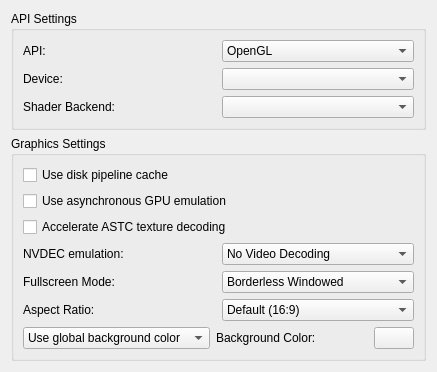
Before: the Qt Designer form src/yuzu/configuration/configure_graphics.ui in yuzu-emu-mirror/yuzu, drawn with Qt 5.
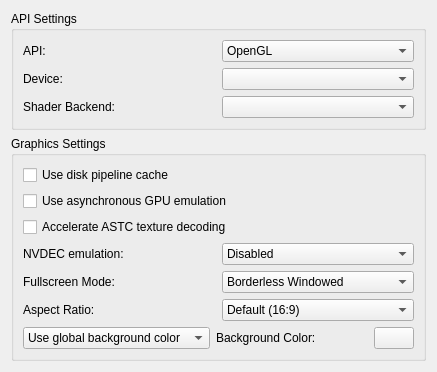
After: the same form once the commit is applied.

Commit message:
Revert "better_description"
This reverts commit 3a152a6ba6f2d6e02530b69a8194e4db302c8acd.

Diff of the .ui file:
```diff
--- a/src/yuzu/configuration/configure_graphics.ui
+++ b/src/yuzu/configuration/configure_graphics.ui
@@ -200,7 +200,7 @@
             <widget class="QComboBox" name="nvdec_emulation">
              <item>
               <property name="text">
-               <string>No Video Decoding</string>
+               <string>Disabled</string>
               </property>
              </item>
              <item>
```
Left out of the diff: 4 changed lines with no effect on the pictures.
